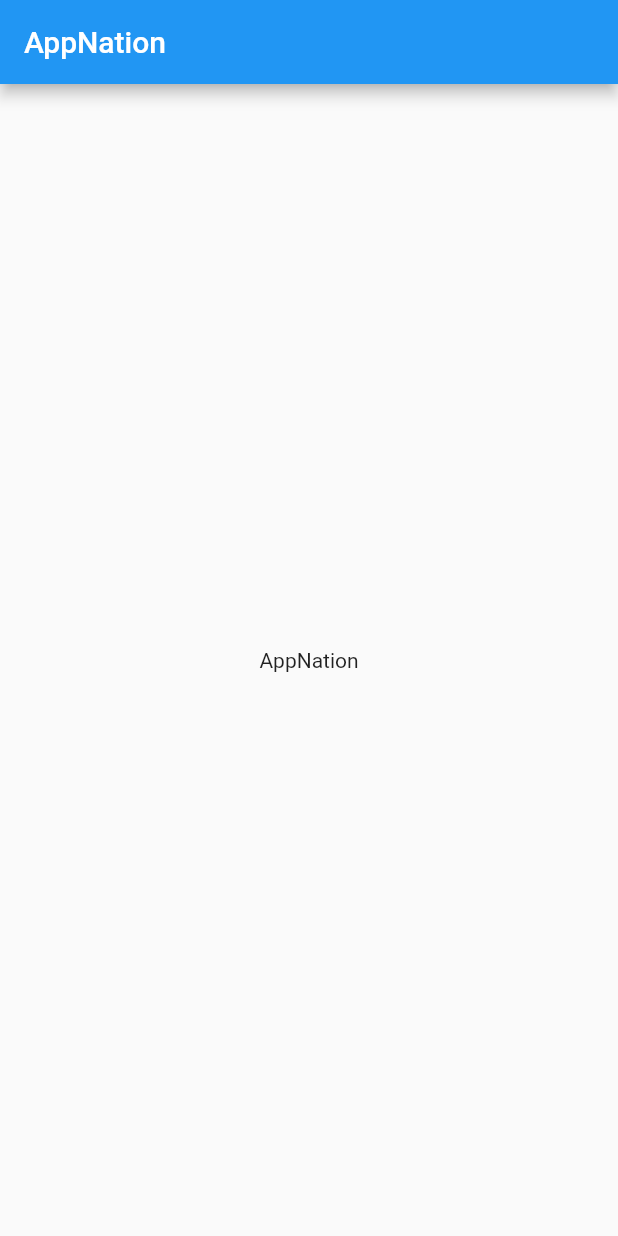
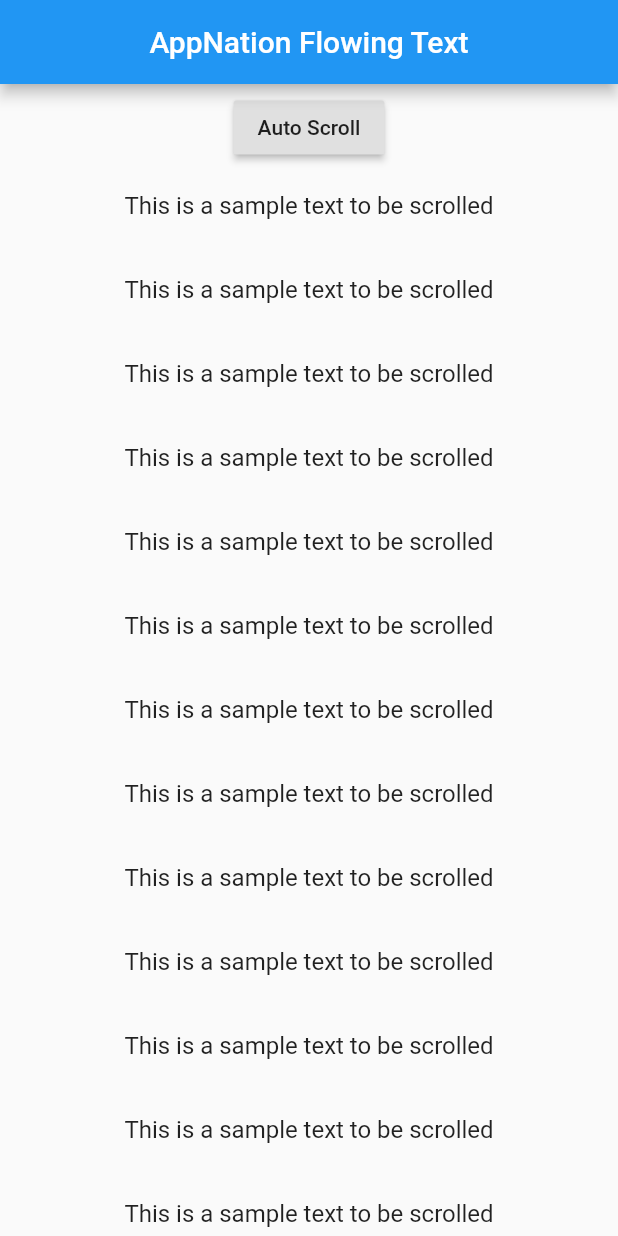
Before and after one commit to FercanSen/AppNationTechnicalTest, a Flutter app: the screen it shows after launch, on a phone screen of 412 x 824 dp. Run offline on Flutter 3.47's test engine with Material 2 defaults, Android fonts, the phone set to English and light mode, and no system bars.

Commit message:
Text listview is genrerated with the button

```diff
--- a/lib/main.dart
+++ b/lib/main.dart
@@ -8,7 +8,7 @@ class MyApp extends StatelessWidget {
   @override
   Widget build(BuildContext context) {
     return MaterialApp(
-      title: 'Flutter Demo',
+      title: "Flowing Text",
       theme: ThemeData(
         primarySwatch: Colors.blue,
         visualDensity: VisualDensity.adaptivePlatformDensity,
@@ -29,12 +29,36 @@ class _MyHomePageState extends State<MyHomePage> {
   @override
   Widget build(BuildContext context) {
     return Scaffold(
-      appBar: AppBar(
-        title: Text("AppNation"),
-      ),
-      body: Center(
-        child: Text("AppNation"),
-      ),
-    );
+        appBar: AppBar(
+          title: Text("AppNation Flowing Text"),
+          centerTitle: true,
+        ),
+        body: SingleChildScrollView(
+          child: Center(
+            child: Column(
+              children: [
+                const SizedBox(height: 5),
+                RaisedButton(
+                  child: Text("Auto Scroll"),
+                  // todo: add current status of the scrolling here
+                  onPressed: () {},
+                ),
+                ListView.builder(
+                  physics: ScrollPhysics(),
+                  shrinkWrap: true,
+                  itemCount: 100,
+                  itemBuilder: (context, index) {
+                    return ListTile(
+                      title: Text(
+                        "This is a sample text to be scrolled",
+                        textAlign: TextAlign.center,
+                      ),
+                    );
+                  },
+                )
+              ],
+            ),
+          ),
+        ));
   }
 }
```
